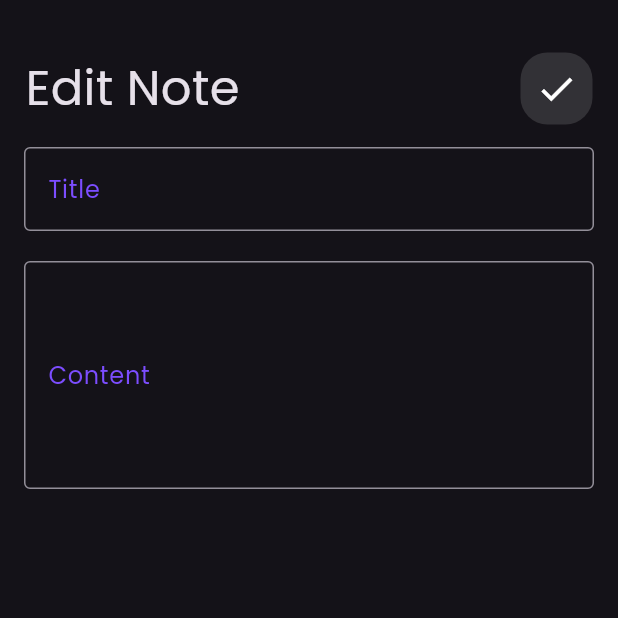
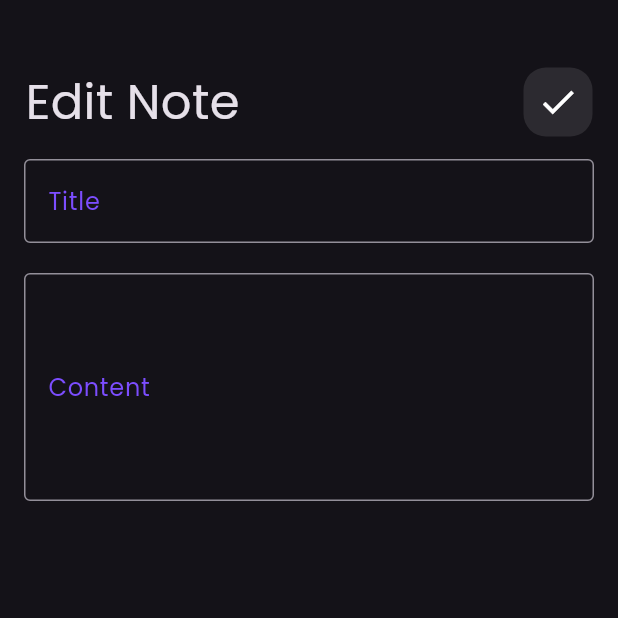
Before and after one commit to ahmedjamal22290/Notes_App, a Flutter app: the screen it shows after launch, after a tap on "Flutter Notes App", on a phone screen of 412 x 824 dp, the top half of it. Run offline on Flutter 3.47's test engine with Material 3 defaults, Android fonts, the phone set to English and light mode, and no system bars.

```diff
--- a/lib/views/edit_view.dart
+++ b/lib/views/edit_view.dart
@@ -1,75 +1,13 @@
 import 'package:flutter/material.dart';
-import 'package:notes_app/widgets/custom_app_bar.dart';
+import 'package:notes_app/widgets/edit_view_body.dart';
 
 class EditView extends StatelessWidget {
   const EditView({super.key});
   static String id = 'editView';
   @override
   Widget build(BuildContext context) {
-    return Scaffold(
-      body: SingleChildScrollView(
-        child: Padding(
-          padding: const EdgeInsets.only(top: 20.0),
-          child: Column(
-            children: [
-              CustomAppBar(
-                  customIcon: Container(
-                    decoration: BoxDecoration(
-                      borderRadius: BorderRadius.circular(18),
-                      color: Colors.white.withOpacity(0.13),
-                    ),
-                    child: IconButton(
-                      onPressed: () {},
-                      icon: const Icon(
-                        size: 28,
-                        color: Colors.white,
-                        Icons.check,
-                      ),
-                    ),
-                  ),
-                  title: 'Edit Note'),
-              Padding(
-                padding: const EdgeInsets.symmetric(horizontal: 16),
-                child: TextField(
-                  decoration: InputDecoration(
-                    labelStyle: const TextStyle(color: Colors.deepPurpleAccent),
-                    labelText: "Title",
-                    border: const OutlineInputBorder(
-                      borderSide: BorderSide(),
-                    ),
-                    focusedBorder: OutlineInputBorder(
-                      borderSide: const BorderSide(
-                        color: Colors.pink,
-                      ),
-                      borderRadius: BorderRadius.circular(20),
-                    ),
-                  ),
-                ),
-              ),
-              const SizedBox(height: 20),
-              Padding(
-                padding: const EdgeInsets.symmetric(horizontal: 16),
-                child: TextField(
-                  maxLines: 5,
-                  decoration: InputDecoration(
-                    labelStyle: const TextStyle(color: Colors.deepPurpleAccent),
-                    labelText: "Content",
-                    border: const OutlineInputBorder(
-                      borderSide: BorderSide(),
-                    ),
-                    focusedBorder: OutlineInputBorder(
-                      borderSide: const BorderSide(
-                        color: Colors.pink,
-                      ),
-                      borderRadius: BorderRadius.circular(20),
-                    ),
-                  ),
-                ),
-              ),
-            ],
-          ),
-        ),
-      ),
+    return const Scaffold(
+      body: EditViewBody(),
     );
   }
 }
--- a/lib/widgets/custom_app_bar.dart
+++ b/lib/widgets/custom_app_bar.dart
@@ -22,7 +22,7 @@ class CustomAppBar extends StatelessWidget {
             ),
           ),
           Spacer(),
-          customIcon,
+          CustomIcon(icon: customIcon),
           // customSearchWidget(),
         ],
       ),
--- a/lib/widgets/custom_search_widget.dart
+++ b/lib/widgets/custom_search_widget.dart
@@ -1,9 +1,8 @@
 import 'package:flutter/material.dart';
 
-class customSearchWidget extends StatelessWidget {
-  const customSearchWidget({
-    super.key,
-  });
+class CustomIcon extends StatelessWidget {
+  const CustomIcon({super.key, required this.icon});
+  final Widget? icon;
 
   @override
   Widget build(BuildContext context) {
@@ -14,10 +13,7 @@ class customSearchWidget extends StatelessWidget {
         borderRadius: BorderRadius.circular(15),
         color: Colors.white.withOpacity(0.1),
       ),
-      child: const Icon(
-        Icons.search,
-        size: 30,
-      ),
+      child: icon,
     );
   }
 }
--- /dev/null
+++ b/lib/widgets/edit_view_body.dart
@@ -0,0 +1,69 @@
+import 'package:flutter/material.dart';
+import 'package:notes_app/widgets/custom_app_bar.dart';
+
+class EditViewBody extends StatelessWidget {
+  const EditViewBody({
+    super.key,
+  });
+
+  @override
+  Widget build(BuildContext context) {
+    return SingleChildScrollView(
+      child: Padding(
+        padding: const EdgeInsets.only(top: 30.0),
+        child: Column(
+          children: [
+            CustomAppBar(
+                customIcon: IconButton(
+                  onPressed: () {},
+                  icon: const Icon(
+                    size: 28,
+                    color: Colors.white,
+                    Icons.check,
+                  ),
+                ),
+                title: 'Edit Note'),
+            Padding(
+              padding: const EdgeInsets.symmetric(horizontal: 16),
+              child: TextField(
+                decoration: InputDecoration(
+                  labelStyle: const TextStyle(color: Colors.deepPurpleAccent),
+                  labelText: "Title",
+                  border: const OutlineInputBorder(
+                    borderSide: BorderSide(),
+                  ),
+                  focusedBorder: OutlineInputBorder(
+                    borderSide: const BorderSide(
+                      color: Colors.pink,
+                    ),
+                    borderRadius: BorderRadius.circular(20),
+                  ),
+                ),
+              ),
+            ),
+            const SizedBox(height: 20),
+            Padding(
+              padding: const EdgeInsets.symmetric(horizontal: 16),
+              child: TextField(
+                maxLines: 5,
+                decoration: InputDecoration(
+                  labelStyle: const TextStyle(color: Colors.deepPurpleAccent),
+                  labelText: "Content",
+                  border: const OutlineInputBorder(
+                    borderSide: BorderSide(),
+                  ),
+                  focusedBorder: OutlineInputBorder(
+                    borderSide: const BorderSide(
+                      color: Colors.pink,
+                    ),
+                    borderRadius: BorderRadius.circular(20),
+                  ),
+                ),
+              ),
+            ),
+          ],
+        ),
+      ),
+    );
+  }
+}
--- a/lib/widgets/home_view_body.dart
+++ b/lib/widgets/home_view_body.dart
@@ -15,7 +15,10 @@ class homeViewBody extends StatelessWidget {
       child: Column(
         children: [
           const CustomAppBar(
-            customIcon: customSearchWidget(),
+            customIcon: Icon(
+              Icons.search,
+              size: 30,
+            ),
             title: "Notes",
           ),
           NotesListView(),
```
